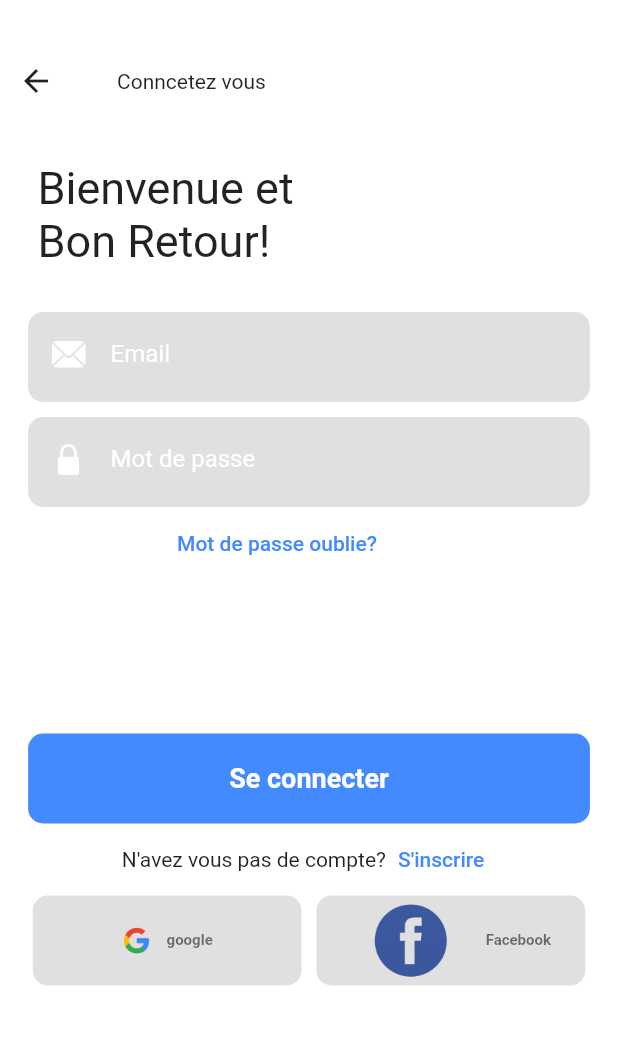
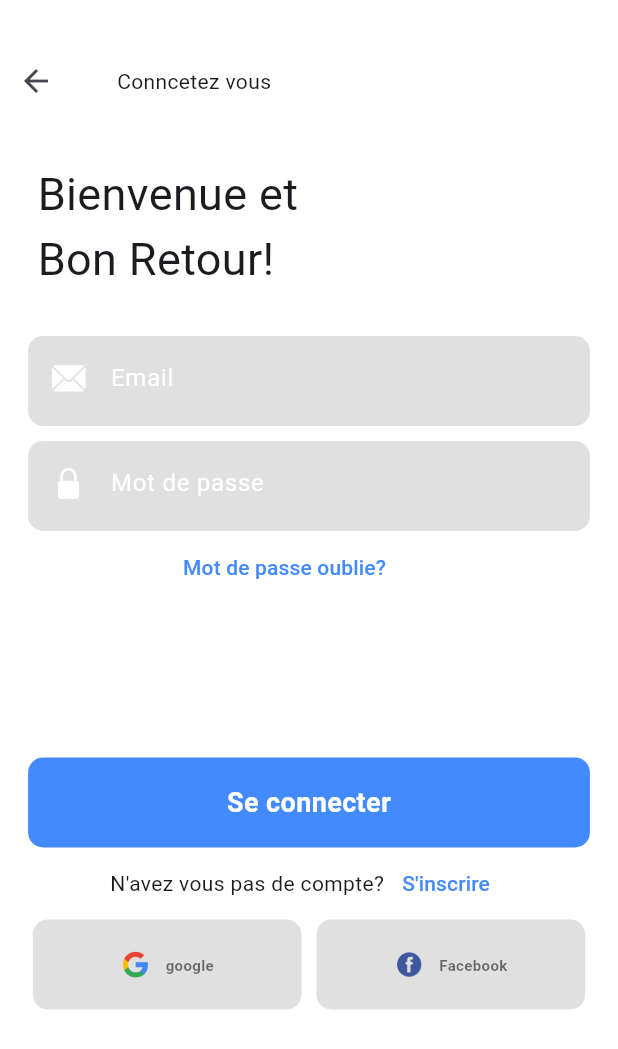
Before and after one commit to kaiser0X/untitled, a Flutter app: the screen it shows after launch, after a tap on "Connexion", on a phone screen of 412 x 824 dp. Shown: the top 1049 px of the screen. Run offline on Flutter 3.47's test engine with Material 2 defaults, Android fonts, the phone set to English and light mode, and no system bars; our stand-ins replace carousel_slider, dropdown_button2, file_picker, google_fonts, google_nav_bar, shared_preferences and 1 more; network calls fail.

Commit message:
appliction d'imprimerie

```diff
--- a/lib/Profil_User.dart
+++ b/lib/Profil_User.dart
@@ -1,5 +1,6 @@
 import 'package:flutter/material.dart';
 import 'package:shared_preferences/shared_preferences.dart';
+import 'package:untitled/presentation.dart';
 
 class AutrePage extends StatefulWidget {
   const AutrePage({super.key});
--- a/lib/login.dart
+++ b/lib/login.dart
@@ -6,7 +6,7 @@ import 'package:shared_preferences/shared_preferences.dart';
 import 'package:untitled/register.dart';
 import 'package:untitled/reset_password.dart';
 import 'new_home.dart';
-import 'package:untitled/Profil_User.dart';
+import 'package:untitled/presentation.dart';
 
 class Login extends StatefulWidget {
   const Login({super.key});
@@ -102,7 +102,9 @@ class _LoginState extends State<Login> {
             SizedBox(height: 30,),
             Row(
               children: [
-                IconButton(onPressed: (){}, icon: Icon(Icons.arrow_back)),
+                IconButton(onPressed: (){
+                  Navigator.push(context, MaterialPageRoute(builder: (context)=>Presentation()));
+                }, icon: Icon(Icons.arrow_back)),
                 SizedBox(width: 30,),
                 Text('Conncetez vous')
               ],
@@ -285,8 +287,8 @@ class _LoginState extends State<Login> {
                       mainAxisAlignment: MainAxisAlignment.center,
                       children: [
                         Container(
-                          width: 80.0, // Largeur souhaitée
-                          height: 100.0, // Hauteur souhaitée
+                          width: 20.0, // Largeur souhaitée
+                          height: 20.0, // Hauteur souhaitée
                           decoration: BoxDecoration(
                             image: DecorationImage(
                               image: AssetImage('lib/images/facebook.png'),
--- a/lib/main.dart
+++ b/lib/main.dart
@@ -1,6 +1,7 @@
 import 'package:flutter/material.dart';
 import 'package:untitled/presentation.dart';
 import 'package:untitled/Calendrier.dart';
+import 'package:shared_preferences/shared_preferences.dart';
 
 
 import 'login.dart';
@@ -10,19 +11,38 @@ void main() {
   runApp(const MyApp());
 }
 
-class MyApp extends StatelessWidget {
+class MyApp extends StatefulWidget {
   const MyApp({super.key});
 
-  // This widget is the root of your application.
+  @override
+  State<MyApp> createState() => _MyAppState();
+}
+
+class _MyAppState extends State<MyApp> {
+  int? userId;
+
+  void session() async{
+    final prefs = await SharedPreferences.getInstance();
+    setState(() {
+      userId = prefs.getInt('userId');
+    });
+  }
+
+  @override
+  void initState() {
+    // TODO: implement initState
+    super.initState();
+    session();
+  }
   @override
   Widget build(BuildContext context) {
     return MaterialApp(
       title: 'Flutter Demo',
       theme: ThemeData(
         colorScheme: ColorScheme.fromSeed(seedColor: Colors.deepPurple),
-        useMaterial3: false,
+        useMaterial3: true,
       ),
-      home: Presentation(),
+      home: userId != null?Boutique():Presentation(),
     );
   }
 }
```
Also changed, not shown: lib/DetailCommande.dart (+46 -23 lines), lib/Messenger.dart (+55 -36 lines), lib/new_home.dart (+17 -15 lines), lib/previsualisation.dart (+4 -19 lines), lib/register.dart (+8 -4 lines), 1 other file.
